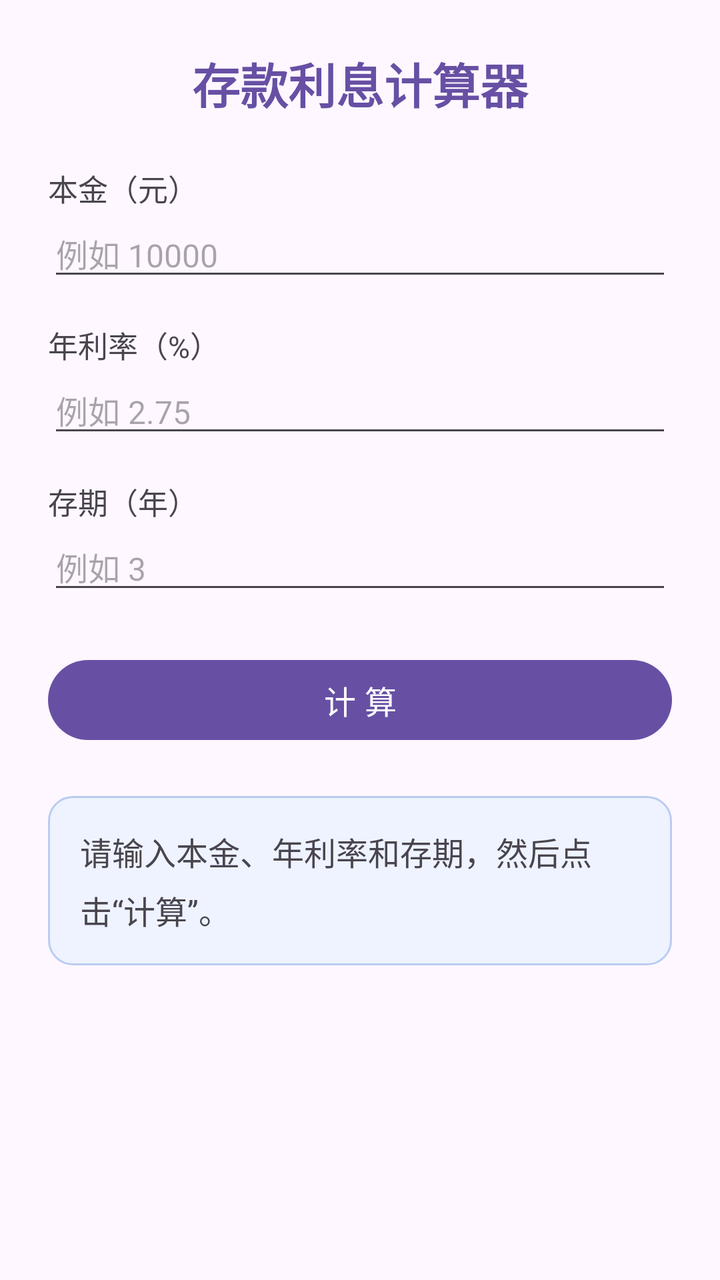
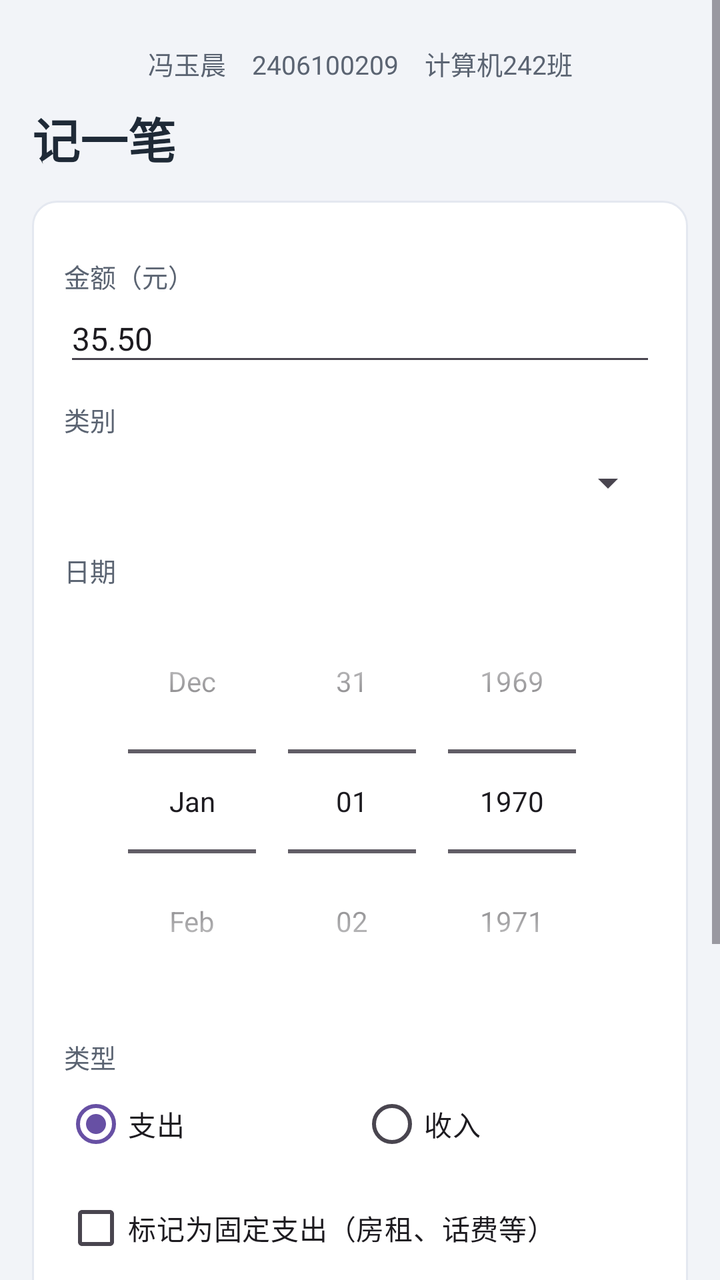

Two renders of the same Android screen: before a commit and after it. Below are the layout's source before the change and the commit's diff.
<!-- AndroidManifest.xml: application theme Theme.MyApplication -->
<!-- res/layout/activity_main.xml -->
<?xml version="1.0" encoding="utf-8"?>
<androidx.constraintlayout.widget.ConstraintLayout xmlns:android="http://schemas.android.com/apk/res/android"
    xmlns:app="http://schemas.android.com/apk/res-auto"
    xmlns:tools="http://schemas.android.com/tools"
    android:id="@+id/main"
    android:layout_width="match_parent"
    android:layout_height="match_parent"
    tools:context=".MainActivity">

    <ScrollView
        android:layout_width="0dp"
        android:layout_height="0dp"
        app:layout_constraintBottom_toBottomOf="parent"
        app:layout_constraintEnd_toEndOf="parent"
        app:layout_constraintStart_toStartOf="parent"
        app:layout_constraintTop_toTopOf="parent">

        <LinearLayout
            android:layout_width="match_parent"
            android:layout_height="wrap_content"
            android:orientation="vertical"
            android:padding="24dp">

            
            <TextView
                android:id="@+id/tvTitle"
                android:layout_width="match_parent"
                android:layout_height="wrap_content"
                android:layout_marginBottom="24dp"
                android:gravity="center"
                android:text="@string/title"
                android:textColor="?attr/colorPrimary"
                android:textSize="24sp"
                android:textStyle="bold" />

            
            <TextView
                android:layout_width="match_parent"
                android:layout_height="wrap_content"
                android:text="@string/label_principal"
                android:textSize="15sp" />

            <EditText
                android:id="@+id/etPrincipal"
                android:layout_width="match_parent"
                android:layout_height="wrap_content"
                android:layout_marginBottom="16dp"
                android:hint="@string/hint_principal"
                android:importantForAutofill="no"
                android:inputType="numberDecimal"
                android:textSize="16sp" />

            
            <TextView
                android:layout_width="match_parent"
                android:layout_height="wrap_content"
                android:text="@string/label_rate"
                android:textSize="15sp" />

            <EditText
                android:id="@+id/etRate"
                android:layout_width="match_parent"
                android:layout_height="wrap_content"
                android:layout_marginBottom="16dp"
                android:hint="@string/hint_rate"
                android:importantForAutofill="no"
                android:inputType="numberDecimal"
                android:textSize="16sp" />

            
            <TextView
                android:layout_width="match_parent"
                android:layout_height="wrap_content"
                android:text="@string/label_years"
                android:textSize="15sp" />

            <EditText
                android:id="@+id/etYears"
                android:layout_width="match_parent"
                android:layout_height="wrap_content"
                android:layout_marginBottom="24dp"
                android:hint="@string/hint_years"
                android:importantForAutofill="no"
                android:inputType="numberDecimal"
                android:textSize="16sp" />

            
            <Button
                android:id="@+id/btnCalc"
                android:layout_width="match_parent"
                android:layout_height="wrap_content"
                android:text="@string/btn_calc"
                android:textSize="16sp" />

            
            <TextView
                android:id="@+id/tvResult"
                android:layout_width="match_parent"
                android:layout_height="wrap_content"
                android:layout_marginTop="24dp"
                android:background="@drawable/bg_result"
                android:lineSpacingExtra="6dp"
                android:padding="16dp"
                android:text="@string/empty_result"
                android:textSize="16sp" />

        </LinearLayout>
    </ScrollView>

</androidx.constraintlayout.widget.ConstraintLayout>
<!-- resources referenced by this layout -->
<resources>
  <!-- drawable bg_result (drawable) -->
  <?xml version="1.0" encoding="utf-8"?>
  <shape xmlns:android="http://schemas.android.com/apk/res/android"
      android:shape="rectangle">
  
      <solid android:color="#EEF3FF" />
      <corners android:radius="12dp" />
      <stroke
          android:width="1dp"
          android:color="#B9CCF0" />
  
  </shape>
  <string name="btn_calc">计 算</string>
  <string name="empty_result">请输入本金、年利率和存期，然后点击“计算”。</string>
  <string name="hint_principal">例如 10000</string>
  <string name="hint_rate">例如 2.75</string>
  <string name="hint_years">例如 3</string>
  <string name="label_principal">本金（元）</string>
  <string name="label_rate">年利率（%）</string>
  <string name="label_years">存期（年）</string>
  <string name="title">存款利息计算器</string>
  <style name="Theme.MyApplication" parent="Base.Theme.MyApplication" />
  <style name="Base.Theme.MyApplication" parent="Theme.Material3.DayNight.NoActionBar">
          
          
      </style>
</resources>

<!-- the commit's change to res/layout/activity_main.xml (unified diff, before → after) -->
@@ -1,110 +1,142 @@
 <?xml version="1.0" encoding="utf-8"?>
-<androidx.constraintlayout.widget.ConstraintLayout xmlns:android="http://schemas.android.com/apk/res/android"
-    xmlns:app="http://schemas.android.com/apk/res-auto"
-    xmlns:tools="http://schemas.android.com/tools"
-    android:id="@+id/main"
+<ScrollView xmlns:android="http://schemas.android.com/apk/res/android"
+    android:id="@+id/rootMain"
     android:layout_width="match_parent"
     android:layout_height="match_parent"
-    tools:context=".MainActivity">
+    android:background="#F2F4F8"
+    android:fillViewport="true">
 
-    <ScrollView
-        android:layout_width="0dp"
-        android:layout_height="0dp"
-        app:layout_constraintBottom_toBottomOf="parent"
-        app:layout_constraintEnd_toEndOf="parent"
-        app:layout_constraintStart_toStartOf="parent"
-        app:layout_constraintTop_toTopOf="parent">
+    <LinearLayout
+        android:layout_width="match_parent"
+        android:layout_height="wrap_content"
+        android:orientation="vertical"
+        android:padding="16dp">
+
+        
+        <TextView
+            android:layout_width="match_parent"
+            android:layout_height="wrap_content"
+            android:gravity="center"
+            android:paddingTop="6dp"
+            android:paddingBottom="6dp"
+            android:text="@string/my_info"
+            android:textColor="#5B6472"
+            android:textSize="13sp" />
+
+        <TextView
+            android:layout_width="match_parent"
+            android:layout_height="wrap_content"
+            android:paddingTop="4dp"
+            android:paddingBottom="14dp"
+            android:text="@string/title_add"
+            android:textColor="#1F2A37"
+            android:textSize="24sp"
+            android:textStyle="bold" />
 
         <LinearLayout
             android:layout_width="match_parent"
             android:layout_height="wrap_content"
+            android:background="@drawable/bg_card"
             android:orientation="vertical"
-            android:padding="24dp">
+            android:padding="16dp">
 
             
-            <TextView
-                android:id="@+id/tvTitle"
+            <TextView style="@style/LabelText" android:text="@string/label_amount" />
+
+            <EditText
+                android:id="@+id/etAmount"
                 android:layout_width="match_parent"
                 android:layout_height="wrap_content"
-                android:layout_marginBottom="24dp"
-                android:gravity="center"
-                android:text="@string/title"
-                android:textColor="?attr/colorPrimary"
-                android:textSize="24sp"
-                android:textStyle="bold" />
-
-            
-            <TextView
-                android:layout_width="match_parent"
-                android:layout_height="wrap_content"
-                android:text="@string/label_principal"
-                android:textSize="15sp" />
-
-            <EditText
-                android:id="@+id/etPrincipal"
-                android:layout_width="match_parent"
-                android:layout_height="wrap_content"
-                android:layout_marginBottom="16dp"
-                android:hint="@string/hint_principal"
-                android:importantForAutofill="no"
+                android:text="35.50"
+                android:hint="@string/hint_amount"
                 android:inputType="numberDecimal"
+                android:maxLines="1"
                 android:textSize="16sp" />
 
             
-            <TextView
+            <TextView style="@style/LabelText" android:text="@string/label_category" />
+
+            <Spinner
+                android:id="@+id/spCategory"
                 android:layout_width="match_parent"
                 android:layout_height="wrap_content"
-                android:text="@string/label_rate"
-                android:textSize="15sp" />
+                android:minHeight="44dp" />
+
+            
+            <TextView style="@style/LabelText" android:text="@string/label_date" />
+
+            <DatePicker
+                android:id="@+id/dpDate"
+                android:layout_width="match_parent"
+                android:layout_height="wrap_content"
+                android:datePickerMode="spinner"
+                android:calendarViewShown="false" />
+
+            
+            <TextView style="@style/LabelText" android:text="@string/label_type" />
+
+            <RadioGroup
+                android:id="@+id/rgType"
+                android:layout_width="match_parent"
+                android:layout_height="wrap_content"
+                android:orientation="horizontal">
+
+                <RadioButton
+                    android:id="@+id/rbExpense"
+                    android:layout_width="0dp"
+                    android:layout_height="wrap_content"
+                    android:layout_weight="1"
+                    android:checked="true"
+                    android:text="@string/type_expense" />
+
+                <RadioButton
+                    android:id="@+id/rbIncome"
+                    android:layout_width="0dp"
+                    android:layout_height="wrap_content"
+                    android:layout_weight="1"
+                    android:text="@string/type_income" />
+            </RadioGroup>
+
+            
+            <CheckBox
+                android:id="@+id/cbFixed"
+                android:layout_width="match_parent"
+                android:layout_height="wrap_content"
+                android:layout_marginTop="4dp"
+                android:text="@string/label_fixed" />
+
+            
+            <TextView style="@style/LabelText" android:text="@string/label_note" />
 
             <EditText
-                android:id="@+id/etRate"
+                android:id="@+id/etNote"
                 android:layout_width="match_parent"
                 android:layout_height="wrap_content"
-                android:layout_marginBottom="16dp"
-                android:hint="@string/hint_rate"
-                android:importantForAutofill="no"
-                android:inputType="numberDecimal"
+                android:hint="@string/hint_note"
+                android:inputType="text"
+                android:maxLines="1"
                 android:textSize="16sp" />
+        </LinearLayout>
 
-            
-            <TextView
-                android:layout_width="match_parent"
-                android:layout_height="wrap_content"
-                android:text="@string/label_years"
-                android:textSize="15sp" />
+        <Button
+            android:id="@+id/btnSave"
+            android:layout_width="match_parent"
+            android:layout_height="52dp"
+            android:layout_marginTop="16dp"
+            android:backgroundTint="#2F6FED"
+            android:text="@string/btn_save"
+            android:textColor="#FFFFFF"
+            android:textSize="16sp" />
 
-            <EditText
-                android:id="@+id/etYears"
-                android:layout_width="match_parent"
-                android:layout_height="wrap_content"
-                android:layout_marginBottom="24dp"
-                android:hint="@string/hint_years"
-                android:importantForAutofill="no"
-                android:inputType="numberDecimal"
-                android:textSize="16sp" />
+        <Button
+            android:id="@+id/btnGoList"
+            android:layout_width="match_parent"
+            android:layout_height="48dp"
+            android:layout_marginTop="10dp"
+            android:backgroundTint="#E6ECF8"
+            android:text="@string/btn_go_list"
+            android:textColor="#2F6FED"
+            android:textSize="15sp" />
 
-            
-            <Button
-                android:id="@+id/btnCalc"
-                android:layout_width="match_parent"
-                android:layout_height="wrap_content"
-                android:text="@string/btn_calc"
-                android:textSize="16sp" />
-
-            
-            <TextView
-                android:id="@+id/tvResult"
-                android:layout_width="match_parent"
-                android:layout_height="wrap_content"
-                android:layout_marginTop="24dp"
-                android:background="@drawable/bg_result"
-                android:lineSpacingExtra="6dp"
-                android:padding="16dp"
-                android:text="@string/empty_result"
-                android:textSize="16sp" />
-
-        </LinearLayout>
-    </ScrollView>
-
-</androidx.constraintlayout.widget.ConstraintLayout>
+    </LinearLayout>
+</ScrollView>
<!-- resource entries referenced after the edit -->
@@ -1,26 +1,34 @@
 <!-- resources referenced by this layout -->
 <resources>
-  <!-- drawable bg_result (drawable) -->
+  <!-- drawable bg_card (drawable) -->
   <?xml version="1.0" encoding="utf-8"?>
   <shape xmlns:android="http://schemas.android.com/apk/res/android"
       android:shape="rectangle">
-  
-      <solid android:color="#EEF3FF" />
+      <solid android:color="#FFFFFF" />
       <corners android:radius="12dp" />
-      <stroke
-          android:width="1dp"
-          android:color="#B9CCF0" />
-  
+      <stroke android:width="1dp" android:color="#E4E8F0" />
   </shape>
-  <string name="btn_calc">计 算</string>
-  <string name="empty_result">请输入本金、年利率和存期，然后点击“计算”。</string>
-  <string name="hint_principal">例如 10000</string>
-  <string name="hint_rate">例如 2.75</string>
-  <string name="hint_years">例如 3</string>
-  <string name="label_principal">本金（元）</string>
-  <string name="label_rate">年利率（%）</string>
-  <string name="label_years">存期（年）</string>
-  <string name="title">存款利息计算器</string>
+  <string name="btn_go_list">直接查看账单</string>
+  <string name="btn_save">保存并查看账单</string>
+  <string name="hint_amount">例如 35.50</string>
+  <string name="hint_note">例如 和同学吃午饭</string>
+  <string name="label_amount">金额（元）</string>
+  <string name="label_category">类别</string>
+  <string name="label_date">日期</string>
+  <string name="label_fixed">标记为固定支出（房租、话费等）</string>
+  <string name="label_note">备注</string>
+  <string name="label_type">类型</string>
+  <string name="my_info">冯玉晨　2406100209　计算机242班</string>
+  <string name="title_add">记一笔</string>
+  <string name="type_expense">支出</string>
+  <string name="type_income">收入</string>
+  <style name="LabelText">
+          <item name="android:layout_width">match_parent</item>
+          <item name="android:layout_height">wrap_content</item>
+          <item name="android:layout_marginTop">12dp</item>
+          <item name="android:textColor">#5B6472</item>
+          <item name="android:textSize">13sp</item>
+      </style>
   <style name="Theme.MyApplication" parent="Base.Theme.MyApplication" />
   <style name="Base.Theme.MyApplication" parent="Theme.Material3.DayNight.NoActionBar">
           
